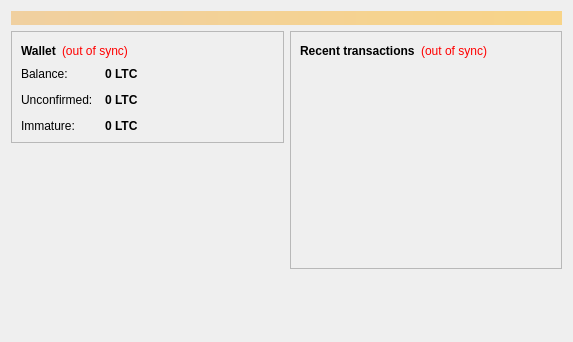
Above: src/qt/forms/overviewpage.ui from Kudos-Rewards/kudos-beta before the change. Below: the same form after it.
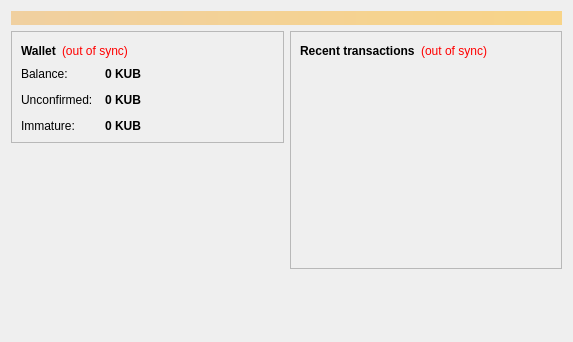
That is the form after the change.

What changed in the file:
```diff
--- a/src/qt/forms/overviewpage.ui
+++ b/src/qt/forms/overviewpage.ui
@@ -122,7 +122,7 @@
                <string>Your current balance</string>
               </property>
               <property name="text">
-               <string notr="true">0 LTC</string>
+               <string notr="true">0 KUB</string>
               </property>
               <property name="textInteractionFlags">
                <set>Qt::LinksAccessibleByMouse|Qt::TextSelectableByKeyboard|Qt::TextSelectableByMouse</set>
@@ -151,7 +151,7 @@
                <string>Total of transactions that have yet to be confirmed, and do not yet count toward the current balance</string>
               </property>
               <property name="text">
-               <string notr="true">0 LTC</string>
+               <string notr="true">0 KUB</string>
               </property>
               <property name="textInteractionFlags">
                <set>Qt::LinksAccessibleByMouse|Qt::TextSelectableByKeyboard|Qt::TextSelectableByMouse</set>
@@ -177,7 +177,7 @@
                <string>Mined balance that has not yet matured</string>
               </property>
               <property name="text">
-               <string notr="true">0 LTC</string>
+               <string notr="true">0 KUB</string>
               </property>
               <property name="textInteractionFlags">
                <set>Qt::LinksAccessibleByMouse|Qt::TextSelectableByKeyboard|Qt::TextSelectableByMouse</set>
```
Left out of the diff: 4 changed lines with no effect on the pictures.
